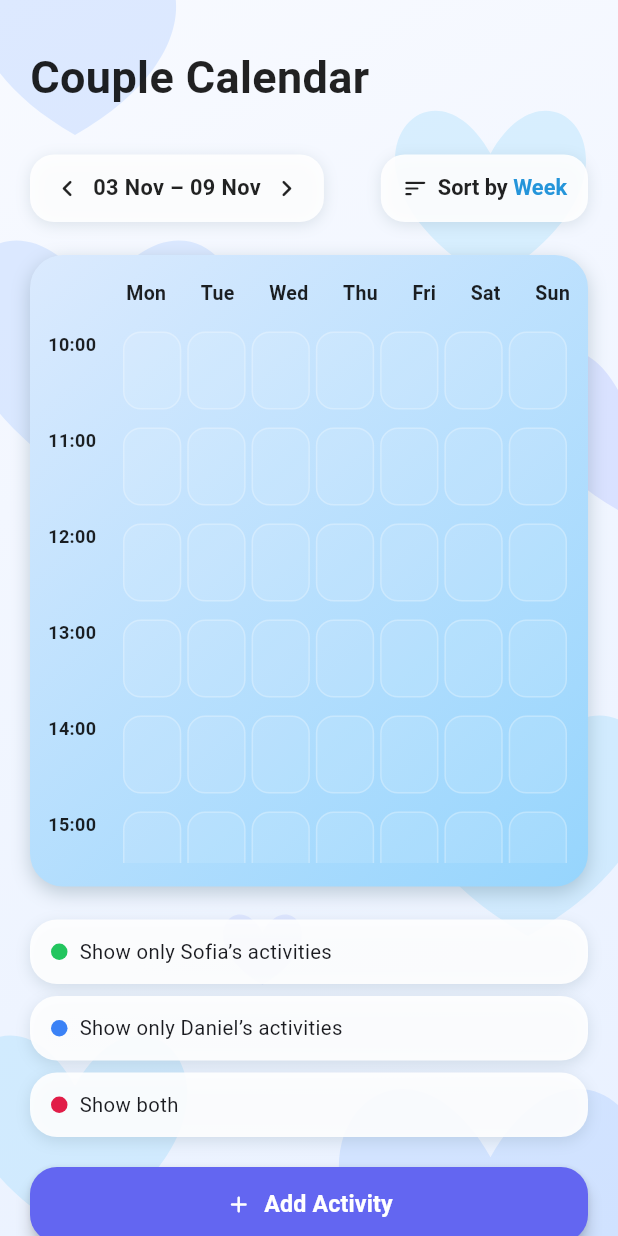
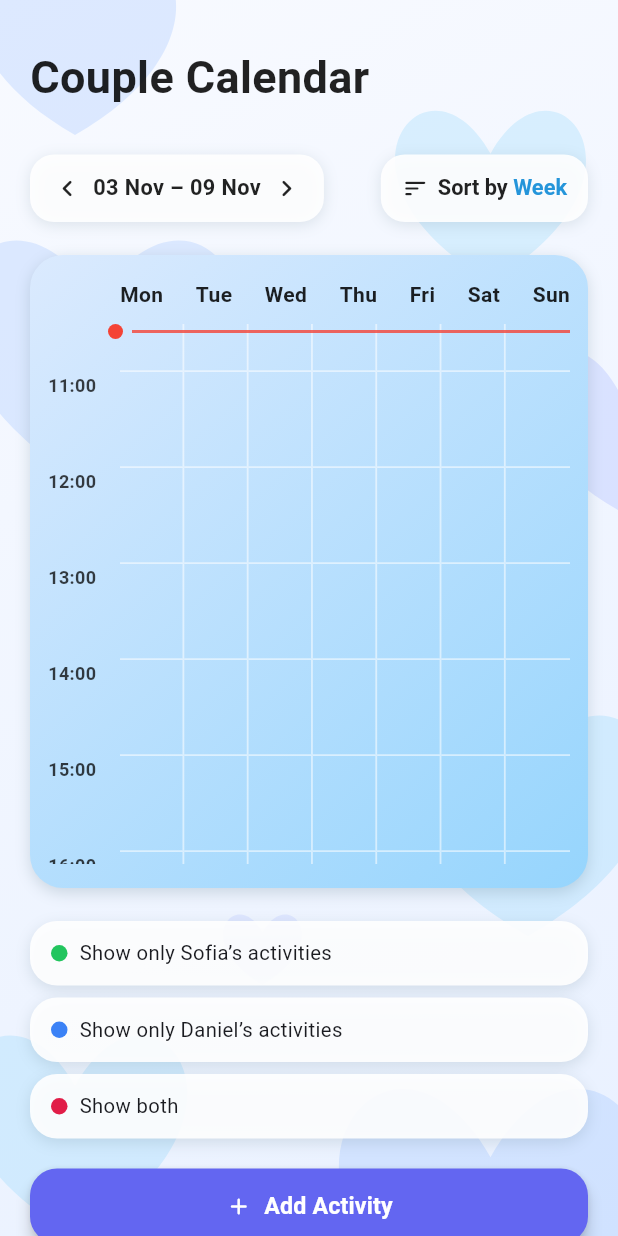
Before and after one commit to Tomasalexpt30/IPM_Bonded, a Flutter app: the CalendarPage screen opened directly, after a tap on the "chevron left" icon, on a phone screen of 412 x 824 dp. Run offline on Flutter 3.47's test engine with Material 3 defaults, Android fonts, the light colour scheme and no system bars; Roboto replaces fonts that are missing (Poppins).

Commit message:
Bonded APP Version 3.1
- Calendar Page - Grid Completed

```diff
--- a/lib/pages/calendar/controller/calendar_grid_controller.dart
+++ b/lib/pages/calendar/controller/calendar_grid_controller.dart
@@ -3,16 +3,24 @@ import 'package:flutter/material.dart';
 class CalendarGridController extends ChangeNotifier {
   final ScrollController scrollController = ScrollController();
 
-  /// Faz scroll automaticamente até à hora atual ao abrir o calendário
+  /// Altura real de cada linha (contando padding)
+  static const double rowHeight = 64;
+
+  /// Faz scroll automaticamente até à hora atual
   void scrollToCurrentHour() {
-    final now = TimeOfDay.now().hour; // Ex: 15 significa 15:00
-    const double rowHeight = 64; // 52 de card + 12 de spacing vertical approx
-    final double targetOffset = now * rowHeight;
+    final now = TimeOfDay.now();
+    final double offset = now.hour * rowHeight + (now.minute / 60) * rowHeight;
 
     Future.delayed(const Duration(milliseconds: 120), () {
       if (scrollController.hasClients) {
-        scrollController.jumpTo(targetOffset);
+        scrollController.jumpTo(offset);
       }
     });
   }
+
+  /// Posição da linha da hora atual dentro do conteúdo scroll
+  double getCurrentHourOffset() {
+    final now = TimeOfDay.now();
+    return now.hour * rowHeight + (now.minute / 60) * rowHeight;
+  }
 }
--- a/lib/pages/calendar/widgets/calendar_grid.dart
+++ b/lib/pages/calendar/widgets/calendar_grid.dart
@@ -19,9 +19,9 @@ class CalendarGrid extends StatelessWidget {
         borderRadius: BorderRadius.circular(22),
         boxShadow: [
           BoxShadow(
-            color: Colors.blueGrey.withOpacity(0.35),
-            blurRadius: 10,
-            offset: const Offset(0, 4),
+            color: Colors.blueGrey.withOpacity(0.25),
+            blurRadius: 8,
+            offset: const Offset(0, 3),
           ),
         ],
       ),
@@ -31,14 +31,20 @@ class CalendarGrid extends StatelessWidget {
         children: [
           const _DaysRow(),
           const SizedBox(height: 10),
-          _ScrollableHours(controller: controller),
+
+          SizedBox(
+            height: 360,
+            child: _ScrollableHours(controller: controller),
+          ),
         ],
       ),
     );
   }
 }
 
-// ---------------------- Days Row ---------------------------
+// -------------------------------------------------------------------------
+// HEADER DOS DIAS
+// -------------------------------------------------------------------------
 class _DaysRow extends StatelessWidget {
   const _DaysRow();
 
@@ -47,27 +53,27 @@ class _DaysRow extends StatelessWidget {
     final days = ["Mon", "Tue", "Wed", "Thu", "Fri", "Sat", "Sun"];
 
     return Padding(
-      padding: const EdgeInsets.only(left: 52),
+      padding: const EdgeInsets.only(left: 48),
       child: Row(
         mainAxisAlignment: MainAxisAlignment.spaceBetween,
-        children: List.generate(days.length, (i) {
-          final isWeekend = i >= 5;
-
-          return Text(
-            days[i],
-            style: TextStyle(
-              fontSize: 13,
+        children: days
+            .map((d) => Text(
+          d,
+          style: const TextStyle(
+            fontSize: 14,
             fontWeight: FontWeight.bold,
             color: Colors.black87,
           ),
-          );
-        }),
+        ))
+            .toList(),
       ),
     );
   }
 }
 
-// ---------------------- Hours Scroll ---------------------------
+// -------------------------------------------------------------------------
+// SCROLLABLE HOURS + LINHA VERMELHA
+// -------------------------------------------------------------------------
 class _ScrollableHours extends StatelessWidget {
   final CalendarGridController controller;
 
@@ -80,76 +86,98 @@ class _ScrollableHours extends StatelessWidget {
       return (label, List.filled(7, ""));
     });
 
-    return SizedBox(
-      height: 360,
-      child: SingleChildScrollView(
+    return SingleChildScrollView(
       controller: controller.scrollController,
       physics: const BouncingScrollPhysics(),
-        child: Column(
-          children: entries.map((e) {
+      child: Stack(
+        children: [
+          Column(
+            children: List.generate(entries.length, (i) {
+              final e = entries[i];
               return _HourRow(
                 hourLabel: e.$1,
                 events: e.$2,
+                isLastRow: i == entries.length - 1, // 🔥 ÚLTIMA LINHA
               );
-          }).toList(),
+            }),
           ),
+
+          // 🔥 Linha da hora atual — SEMPRE no topo
+          AnimatedBuilder(
+            animation: controller,
+            builder: (context, _) {
+              final offset = controller.getCurrentHourOffset();
+              return Positioned(
+                top: offset,
+                left: 0,
+                right: 0,
+                child: const _CurrentTimeIndicator(),
+              );
+            },
+          ),
+        ],
       ),
     );
   }
 }
 
-// ---------------------- Hour Row ---------------------------
+// -------------------------------------------------------------------------
+// UMA LINHA DO CALENDÁRIO (HOUR + GRID EM 7 COLUNAS)
+// -------------------------------------------------------------------------
 class _HourRow extends StatelessWidget {
   final String hourLabel;
   final List<String?> events;
+  final bool isLastRow;
 
   const _HourRow({
     super.key,
     required this.hourLabel,
     required this.events,
+    required this.isLastRow,
   });
 
   @override
   Widget build(BuildContext context) {
-    return Padding(
-      padding: const EdgeInsets.symmetric(vertical: 6),
-      child: Row(
-        crossAxisAlignment: CrossAxisAlignment.start,
+    return SizedBox(
+      height: CalendarGridController.rowHeight,
+      child: Stack(
         children: [
-          // Hour label
-          SizedBox(
-            width: 48,
-            child: Align(
-              alignment: Alignment.topLeft,
-              child: Text(
-                hourLabel,
-                style: const TextStyle(
-                  fontSize: 12,
-                  fontWeight: FontWeight.bold,
-                  color: Colors.black87,
-                ),
-              ),
-            ),
-          ),
+          // ---------- GRELHA ----------
+          Row(
+            children: [
+              const SizedBox(width: 48), // espaço da hora
 
               Expanded(
                 child: Row(
                   children: List.generate(7, (index) {
                     final activity = events[index];
+
                     return Expanded(
                       child: Container(
-                    margin: const EdgeInsets.symmetric(horizontal: 2),
-                    height: 52,
                         decoration: BoxDecoration(
-                      borderRadius: BorderRadius.circular(12),
-                      border: Border.all(
-                        color: Colors.white.withOpacity(0.25),
-                        width: 1,
+                          borderRadius: BorderRadius.zero,
+
+                          // 🔥 APENAS LINHAS INTERNAS
+                          border: Border(
+                            right: index < 6
+                                ? BorderSide(
+                              color: Colors.white.withOpacity(0.55),
+                              width: 1.2,
+                            )
+                                : BorderSide.none,
+
+                            // 🔥 Remover a ÚLTIMA linha horizontal
+                            bottom: !isLastRow
+                                ? BorderSide(
+                              color: Colors.white.withOpacity(0.55),
+                              width: 1.2,
+                            )
+                                : BorderSide.none,
                           ),
-                      color: activity == null || activity.isEmpty
-                          ? Colors.white.withOpacity(0.10)
-                          : null,
+
+                          color: Colors.transparent,
                         ),
+
                         child: activity == null || activity.isEmpty
                             ? null
                             : _ActivityBlock(title: activity),
@@ -160,11 +188,32 @@ class _HourRow extends StatelessWidget {
               ),
             ],
           ),
+
+          // ---------- TEXTO DA HORA ----------
+          Positioned(
+            left: 0,
+            top: 0,
+            child: SizedBox(
+              width: 48,
+              child: Text(
+                hourLabel,
+                style: TextStyle(
+                  fontSize: 12,
+                  fontWeight: FontWeight.w600,
+                  color: Colors.black.withOpacity(0.75),
+                ),
+              ),
+            ),
+          ),
+        ],
+      ),
     );
   }
 }
 
-// ---------------------- Activity Block ---------------------------
+// -------------------------------------------------------------------------
+// ACTIVIDADE (MANTÉM DESIGN ORIGINAL)
+// -------------------------------------------------------------------------
 class _ActivityBlock extends StatelessWidget {
   final String title;
 
@@ -205,3 +254,39 @@ class _ActivityBlock extends StatelessWidget {
     );
   }
 }
+
+// -------------------------------------------------------------------------
+// LINHA VERMELHA DA HORA ATUAL (ALINHADA COM A GRELHA)
+// -------------------------------------------------------------------------
+class _CurrentTimeIndicator extends StatelessWidget {
+  const _CurrentTimeIndicator();
+
+  @override
+  Widget build(BuildContext context) {
+    return Padding(
+      padding: const EdgeInsets.only(left: 40), // começa após o texto da hora
+      child: Row(
+        children: [
+          // BOLA
+          Container(
+            width: 10,
+            height: 10,
+            decoration: const BoxDecoration(
+              color: Colors.red,
+              shape: BoxShape.circle,
+            ),
+          ),
+          const SizedBox(width: 6),
+
+          // LINHA
+          Expanded(
+            child: Container(
+              height: 2,
+              color: Colors.red.withOpacity(0.8),
+            ),
+          ),
+        ],
+      ),
+    );
+  }
+}
```
Lines whose indentation alone changed are shown as unchanged.
